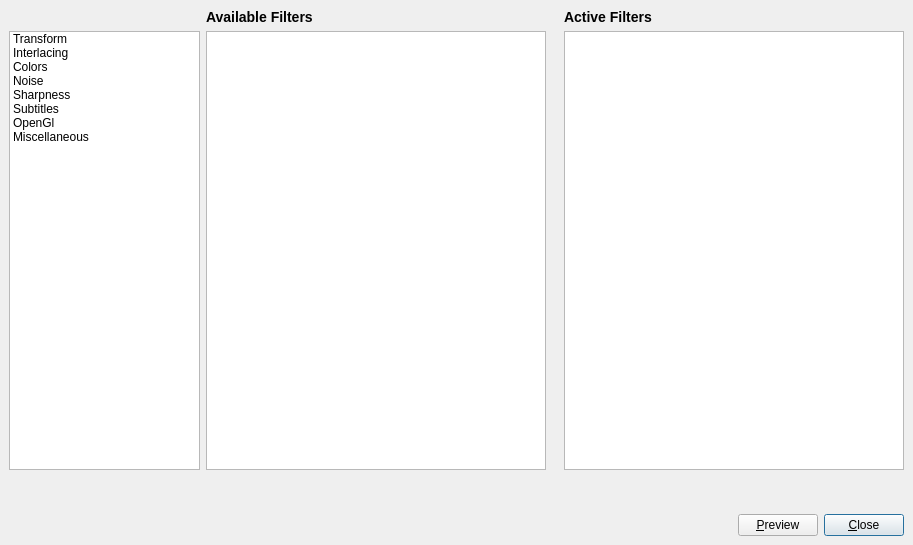
Old version of the form avidemux/qt4/ADM_userInterfaces/ADM_filters/mainfilter.ui in the repository mean00/avidemux2.
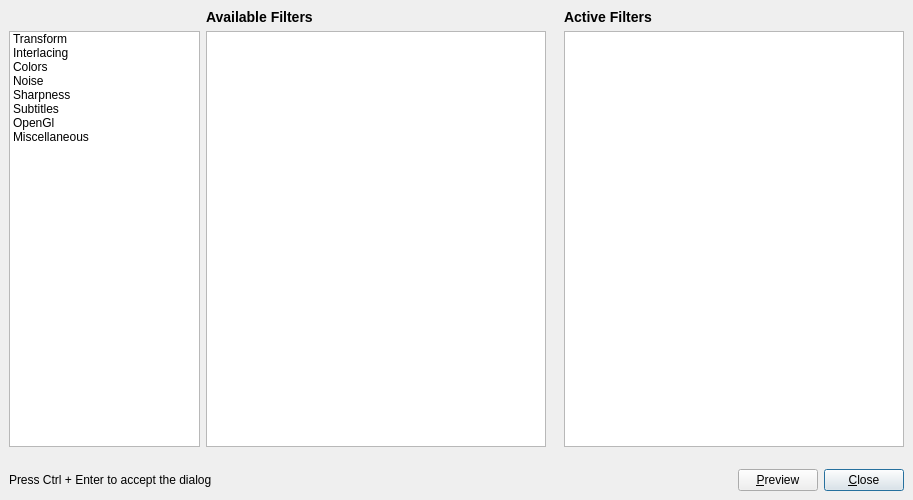
New version of the form. Icons and pictures are not drawn.

Commit message: [Qt/mainfilter] Scroll filter lists per pixel instead of per item with scrollbar, hint at else not discoverable keyboard shortcut to accept the dialog, remove numerous now unused empty elements from the widget tree

The edit to the form file:
```diff
--- a/avidemux/qt4/ADM_userInterfaces/ADM_filters/mainfilter.ui
+++ b/avidemux/qt4/ADM_userInterfaces/ADM_filters/mainfilter.ui
@@ -7,7 +7,7 @@
     <x>0</x>
     <y>0</y>
     <width>913</width>
-    <height>545</height>
+    <height>500</height>
    </rect>
   </property>
   <property name="minimumSize">
@@ -27,62 +27,23 @@
     <number>9</number>
    </property>
    <item>
-    <layout class="QGridLayout">
-     <property name="margin">
+    <layout class="QGridLayout" name="listsGrid">
+     <property name="leftMargin">
+      <number>0</number>
+     </property>
+     <property name="topMargin">
+      <number>0</number>
+     </property>
+     <property name="rightMargin">
+      <number>0</number>
+     </property>
+     <property name="bottomMargin">
       <number>0</number>
      </property>
      <property name="spacing">
       <number>6</number>
      </property>
-     <item row="1" column="2" rowspan="4" colspan="2">
-      <widget class="QListWidget" name="listWidgetAvailable">
-       <property name="sizePolicy">
-        <sizepolicy hsizetype="Expanding" vsizetype="Expanding">
-         <horstretch>0</horstretch>
-         <verstretch>0</verstretch>
-        </sizepolicy>
-       </property>
-       <property name="minimumSize">
-        <size>
-         <width>340</width>
-         <height>0</height>
-        </size>
-       </property>
-       <property name="spacing">
-        <number>2</number>
-       </property>
-      </widget>
-     </item>
-     <item row="1" column="4">
-      <spacer>
-       <property name="orientation">
-        <enum>Qt::Horizontal</enum>
-       </property>
-       <property name="sizeType">
-        <enum>QSizePolicy::Fixed</enum>
-       </property>
-       <property name="sizeHint" stdset="0">
-        <size>
-         <width>12</width>
-         <height>20</height>
-        </size>
-       </property>
-      </spacer>
-     </item>
-     <item row="0" column="5">
-      <widget class="QLabel" name="label_2">
-       <property name="sizePolicy">
-        <sizepolicy hsizetype="Preferred" vsizetype="Maximum">
-         <horstretch>0</horstretch>
-         <verstretch>0</verstretch>
-        </sizepolicy>
-       </property>
-       <property name="text">
-        <string>&lt;big&gt;&lt;b&gt;Active Filters&lt;/b&gt;&lt;/big&gt;</string>
-       </property>
-      </widget>
-     </item>
-     <item row="1" column="5" rowspan="4" colspan="11">
+     <item row="1" column="5" rowspan="4" colspan="2">
       <widget class="QListWidget" name="listWidgetActive">
        <property name="sizePolicy">
         <sizepolicy hsizetype="Expanding" vsizetype="Expanding">
@@ -93,7 +54,7 @@
        <property name="minimumSize">
         <size>
          <width>340</width>
-         <height>0</height>
+         <height>360</height>
         </size>
        </property>
        <property name="spacing">
@@ -101,68 +62,6 @@
        </property>
       </widget>
      </item>
-     <item row="5" column="5" colspan="11">
-      <layout class="QHBoxLayout">
-       <property name="spacing">
-        <number>6</number>
-       </property>
-       <property name="margin">
-        <number>0</number>
-       </property>
-       <item>
-        <spacer>
-         <property name="orientation">
-          <enum>Qt::Horizontal</enum>
-         </property>
-         <property name="sizeHint" stdset="0">
-          <size>
-           <width>0</width>
-           <height>22</height>
-          </size>
-         </property>
-        </spacer>
-       </item>
-      </layout>
-     </item>
-     <item row="5" column="2" colspan="2">
-      <layout class="QHBoxLayout">
-       <property name="spacing">
-        <number>6</number>
-       </property>
-       <property name="margin">
-        <number>0</number>
-       </property>
-       <item>
-        <spacer>
-         <property name="orientation">
-          <enum>Qt::Horizontal</enum>
-         </property>
-         <property name="sizeHint" stdset="0">
-          <size>
-           <width>0</width>
-           <height>22</height>
-          </size>
-         </property>
-        </spacer>
-       </item>
-      </layout>
-     </item>
-     <item row="0" column="2">
-      <widget class="QLabel" name="label">
-       <property name="sizePolicy">
-        <sizepolicy hsizetype="Preferred" vsizetype="Maximum">
-         <horstretch>0</horstretch>
-         <verstretch>0</verstretch>
-        </sizepolicy>
-       </property>
-       <property name="text">
-        <string>&lt;big&gt;&lt;b&gt;Available Filters&lt;/b&gt;&lt;/big&gt;</string>
-       </property>
-       <property name="textFormat">
-        <enum>Qt::RichText</enum>
-       </property>
-      </widget>
-     </item>
      <item row="1" column="0" rowspan="4" colspan="2">
       <widget class="QListWidget" name="listFilterCategory">
        <property name="sizePolicy">
@@ -174,7 +73,7 @@
        <property name="minimumSize">
         <size>
          <width>100</width>
-         <height>340</height>
+         <height>360</height>
         </size>
        </property>
        <property name="selectionBehavior">
@@ -269,10 +168,74 @@
        </item>
       </widget>
      </item>
+     <item row="0" column="2">
+      <widget class="QLabel" name="labelAvailable">
+       <property name="sizePolicy">
+        <sizepolicy hsizetype="Preferred" vsizetype="Maximum">
+         <horstretch>0</horstretch>
+         <verstretch>0</verstretch>
+        </sizepolicy>
+       </property>
+       <property name="text">
+        <string>&lt;big&gt;&lt;b&gt;Available Filters&lt;/b&gt;&lt;/big&gt;</string>
+       </property>
+       <property name="textFormat">
+        <enum>Qt::RichText</enum>
+       </property>
+      </widget>
+     </item>
+     <item row="1" column="4">
+      <spacer name="listsSeparator">
+       <property name="orientation">
+        <enum>Qt::Horizontal</enum>
+       </property>
+       <property name="sizeType">
+        <enum>QSizePolicy::Fixed</enum>
+       </property>
+       <property name="sizeHint" stdset="0">
+        <size>
+         <width>12</width>
+         <height>20</height>
+        </size>
+       </property>
+      </spacer>
+     </item>
+     <item row="0" column="5">
+      <widget class="QLabel" name="labelActive">
+       <property name="sizePolicy">
+        <sizepolicy hsizetype="Preferred" vsizetype="Maximum">
+         <horstretch>0</horstretch>
+         <verstretch>0</verstretch>
+        </sizepolicy>
+       </property>
+       <property name="text">
+        <string>&lt;big&gt;&lt;b&gt;Active Filters&lt;/b&gt;&lt;/big&gt;</string>
+       </property>
+      </widget>
+     </item>
+     <item row="1" column="2" rowspan="4" colspan="2">
+      <widget class="QListWidget" name="listWidgetAvailable">
+       <property name="sizePolicy">
+        <sizepolicy hsizetype="Expanding" vsizetype="Expanding">
+         <horstretch>0</horstretch>
+         <verstretch>0</verstretch>
+        </sizepolicy>
+       </property>
+       <property name="minimumSize">
+        <size>
+         <width>340</width>
+         <height>360</height>
+        </size>
+       </property>
+       <property name="spacing">
+        <number>2</number>
+       </property>
+      </widget>
+     </item>
     </layout>
    </item>
    <item>
-    <spacer>
+    <spacer name="bottomSpacer">
      <property name="orientation">
       <enum>Qt::Vertical</enum>
      </property>
@@ -288,15 +251,31 @@
     </spacer>
    </item>
    <item>
-    <layout class="QHBoxLayout">
+    <layout class="QHBoxLayout" name="bottomBox">
      <property name="spacing">
       <number>6</number>
      </property>
-     <property name="margin">
+     <property name="leftMargin">
       <number>0</number>
      </property>
+     <property name="topMargin">
+      <number>0</number>
+     </property>
+     <property name="rightMargin">
+      <number>0</number>
+     </property>
+     <property name="bottomMargin">
+      <number>0</number>
+     </property>
      <item>
-      <spacer>
+      <widget class="QLabel" name="labelAcceptHint">
+       <property name="text">
+        <string>Press Ctrl + Enter to accept the dialog</string>
+       </property>
+      </widget>
+     </item>
+     <item>
+      <spacer name="bboxSpacer">
        <property name="orientation">
         <enum>Qt::Horizontal</enum>
        </property>
```
Left out of the diff: 11 changed lines with no effect on the pictures. The commit also changes 1 other file.
